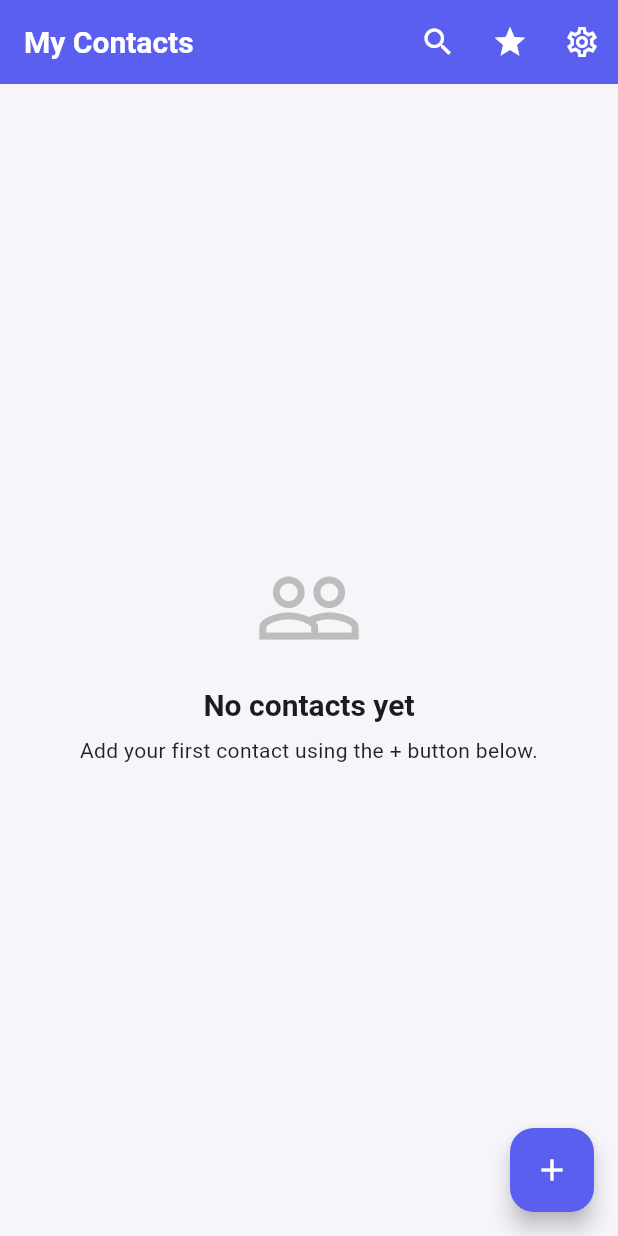
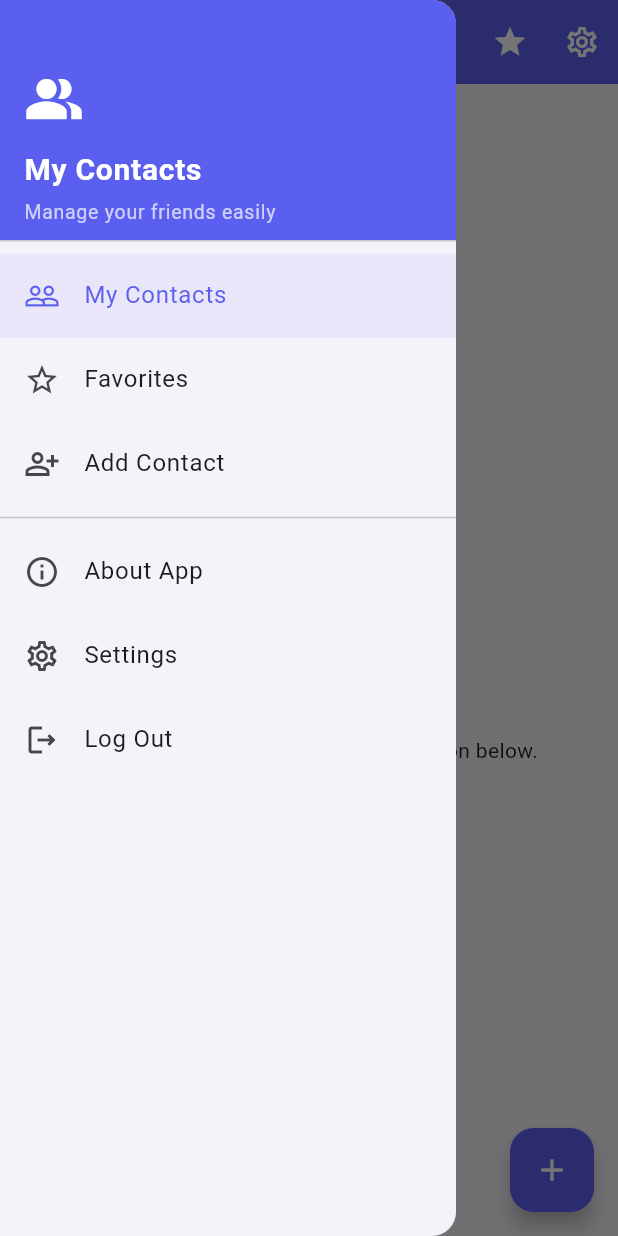
Before and after one commit to tohidulhemel/O_Contacts_LDCA_Task, a Flutter app: the screen it shows after launch, with the side drawer open (before the commit the screen has no drawer), on a phone screen of 412 x 824 dp. Run offline on Flutter 3.47's test engine with Material 3 defaults, Android fonts, the phone set to English and light mode, and no system bars; our stand-ins replace sqflite; accounts and stored records are empty.

Commit message:
update home screen

```diff
--- a/lib/screens/add_contact_screen.dart
+++ b/lib/screens/add_contact_screen.dart
@@ -1,5 +1,4 @@
 import 'package:flutter/material.dart';
-import '../models/contact.dart';
 import '../services/contact_service.dart';
 import '../widgets/contact_form.dart';
 
--- a/lib/screens/home_screen.dart
+++ b/lib/screens/home_screen.dart
@@ -1,3 +1,4 @@
+import 'package:contacts_ldca_app/utils/app_theme.dart';
 import 'package:flutter/material.dart';
 import '../models/contact.dart';
 import '../services/contact_service.dart';
@@ -135,6 +136,100 @@ class _HomeScreenState extends State<HomeScreen> {
           ),
         ],
       ),
+  drawer: Drawer(
+  child: ListView(
+    padding: EdgeInsets.zero,
+    children: [
+      DrawerHeader(
+        decoration: const BoxDecoration(color: AppTheme.primaryColor),
+        child: const Column(
+          crossAxisAlignment: CrossAxisAlignment.start,
+          mainAxisAlignment: MainAxisAlignment.end,
+          children: [
+            Icon(Icons.people_alt, color: Colors.white, size: 40),
+            SizedBox(height: 12),
+            Text(
+              'My Contacts',
+              style: TextStyle(
+                color: Colors.white,
+                fontSize: 20,
+                fontWeight: FontWeight.bold,
+              ),
+            ),
+            SizedBox(height: 4),
+            Text(
+              'Manage your friends easily',
+              style: TextStyle(color: Colors.white70, fontSize: 13),
+            ),
+          ],
+        ),
+      ),
+      ListTile(
+        leading: const Icon(Icons.people_outline, color: AppTheme.primaryColor),
+        title: const Text('My Contacts'),
+        selected: true,
+        selectedTileColor: AppTheme.primaryColor.withValues(alpha: 0.08),
+        onTap: () => Navigator.pop(context), // already on this screen
+      ),
+      ListTile(
+        leading: const Icon(Icons.star_border),
+        title: const Text('Favorites'),
+        onTap: () async {
+          Navigator.pop(context); // close drawer first
+          await Navigator.push(
+            context,
+            MaterialPageRoute(builder: (_) => const FavoritesScreen()),
+          );
+          _loadContacts();
+        },
+      ),
+      ListTile(
+        leading: const Icon(Icons.person_add_alt_outlined),
+        title: const Text('Add Contact'),
+        onTap: () async {
+          Navigator.pop(context);
+          await Navigator.push(
+            context,
+            MaterialPageRoute(builder: (_) => const AddContactScreen()),
+          );
+          _loadContacts();
+        },
+      ),
+      const Divider(),
+      ListTile(
+        leading: const Icon(Icons.info_outline),
+        title: const Text('About App'),
+        onTap: () {
+          Navigator.pop(context);
+          showAboutDialog(
+            context: context,
+            applicationName: 'Contact Management App',
+            applicationVersion: '1.0.0',
+            children: const [
+              Text('A simple Flutter app for managing contacts locally using SQLite.'),
+            ],
+          );
+        },
+      ),
+      ListTile(
+        leading: const Icon(Icons.settings_outlined),
+        title: const Text('Settings'),
+        onTap: () {
+          Navigator.pop(context);
+          Navigator.push(
+            context,
+            MaterialPageRoute(builder: (_) => const SettingsScreen()),
+          );
+        },
+      ),
+ListTile(
+        leading: const Icon(Icons.logout_outlined),
+        title: const Text('Log Out'),
+      ),
+    ],
+  ),
+),
+
       body: _isLoading
           ? const Center(child: CircularProgressIndicator())
           : _contacts.isEmpty
```
